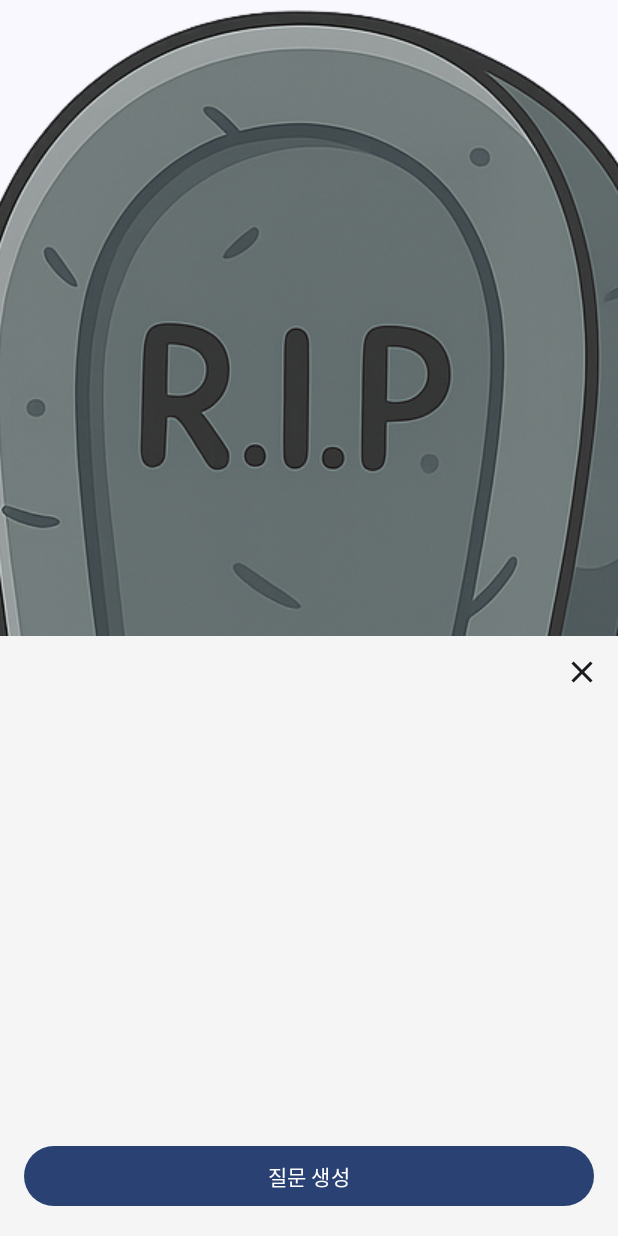
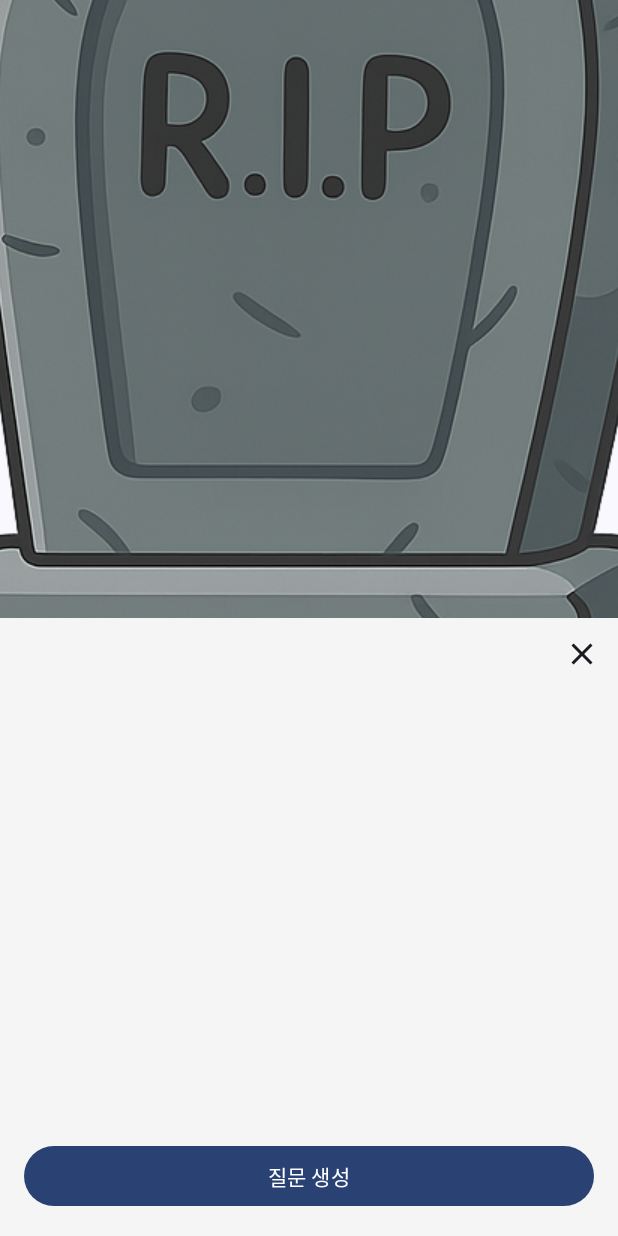
Before and after one commit to pineldeer/cracked, an Android app built with Jetpack Compose: the GravePage screen opened through its navigation route, after a tap on "질문 얻기", on a phone screen of 412 x 824 dp. Run offline under Robolectric (Android 15) with nearby library versions, the light colour scheme and no system bars; our stand-ins replace Dagger/Hilt's generated code.

Commit message:
gravepage UI 다듬음

```diff
--- a/cracked_android/app/src/main/java/com/example/cracked_android/pages/GravePage.kt
+++ b/cracked_android/app/src/main/java/com/example/cracked_android/pages/GravePage.kt
@@ -1,6 +1,8 @@
 package com.example.cracked_android.pages
 
 import androidx.compose.animation.AnimatedVisibility
+import androidx.compose.animation.core.animateDpAsState
+import androidx.compose.animation.core.tween
 import androidx.compose.animation.slideInVertically
 import androidx.compose.animation.slideOutVertically
 import androidx.compose.foundation.Image
@@ -11,6 +13,7 @@ import androidx.compose.foundation.layout.Column
 import androidx.compose.foundation.layout.fillMaxSize
 import androidx.compose.foundation.layout.fillMaxWidth
 import androidx.compose.foundation.layout.height
+import androidx.compose.foundation.layout.offset
 import androidx.compose.foundation.layout.padding
 import androidx.compose.foundation.shape.RoundedCornerShape
 import androidx.compose.material3.Button
@@ -20,12 +23,14 @@ import androidx.compose.runtime.getValue
 import androidx.compose.runtime.mutableStateListOf
 import androidx.compose.runtime.mutableStateOf
 import androidx.compose.runtime.remember
+import androidx.compose.runtime.rememberUpdatedState
 import androidx.compose.runtime.setValue
 import androidx.compose.ui.Alignment
 import androidx.compose.ui.Modifier
 import androidx.compose.ui.draw.clip
 import androidx.compose.ui.graphics.Color
 import androidx.compose.ui.layout.ContentScale
+import androidx.compose.ui.platform.LocalConfiguration
 import androidx.compose.ui.res.painterResource
 import androidx.compose.ui.unit.dp
 import com.example.cracked_android.R
@@ -33,55 +38,38 @@ import com.example.cracked_android.ui.theme.QuestionsPanel
 
 @Composable
 fun GravePage() {
+    val screenHeight = LocalConfiguration.current.screenHeightDp.dp
+
+
+
     var showQuestions by remember { mutableStateOf(false) }
     var isCreating by remember { mutableStateOf(false) }
+    var newAnswer by remember { mutableStateOf("") }
     val questions = remember { mutableStateListOf<Pair<String, String>>() }
-    var newAnswer by remember { mutableStateOf("") }
+
+    val graveOffsetY by animateDpAsState(
+        targetValue = if (showQuestions) -screenHeight / 4 else 0.dp,
+        animationSpec = tween(durationMillis = 300),
+        label = "graveOffset"
+    )
+
+    val animatedOffsetY by animateDpAsState(
+        targetValue = graveOffsetY,
+        animationSpec = tween(300),
+        label = "graveOffset"
+    )
 
     Box(modifier = Modifier.fillMaxSize()) {
-        // Grave 이미지 (중앙 위치 + 애니메이션)
-        Column(
+        // 무덤 이미지 (중앙, 애니메이션 offset 적용)
+        Box(
             modifier = Modifier
-                .align(if (showQuestions) Alignment.TopCenter else Alignment.Center),
-            horizontalAlignment = Alignment.CenterHorizontally
+                .align(Alignment.Center)
+                .offset(y = animatedOffsetY)
         ) {
-            GraveImage(onClick = { /* 묘지 클릭 처리 필요 시 */ })
+            GraveImage(onClick = { /* 묘지 클릭 시 처리 */ })
         }
 
-        // 질문 패널
-        AnimatedVisibility(
-            visible = showQuestions,
-            enter = slideInVertically { it / 2 },
-            exit = slideOutVertically { it / 2 },
-            modifier = Modifier
-                .align(Alignment.BottomCenter)
-                .fillMaxWidth()
-                .height(400.dp) // 전체의 절반
-                .background(Color(0xFFF5F5F5))
-        ) {
-            QuestionsPanel(
-                questions = questions,
-                isCreating = isCreating,
-                newAnswer = newAnswer,
-                onAnswerChange = { newAnswer = it },
-                onAddQuestion = {
-                    if (newAnswer.isNotBlank()) {
-                        questions.add("질문입니다" to newAnswer)
-                        newAnswer = ""
-                        isCreating = false
-                    }
-                },
-                onCancel = { isCreating = false },
-                onStartCreating = { isCreating = true },
-                onClose = {
-                    showQuestions = false
-                    isCreating = false
-                    newAnswer = ""
-                }
-            )
-        }
-
-        // 하단 "질문 얻기" 버튼
+        // 질문 얻기 버튼
         if (!showQuestions) {
             Button(
                 onClick = { showQuestions = true },
@@ -92,8 +80,46 @@ fun GravePage() {
                 Text("질문 얻기")
             }
         }
+
+        // 질문 창 패널
+        AnimatedVisibility(
+            visible = showQuestions,
+            enter = slideInVertically(initialOffsetY = { it }),
+            exit = slideOutVertically(targetOffsetY = { it }),
+            modifier = Modifier
+                .align(Alignment.BottomCenter)
+                .fillMaxWidth()
+                .height(screenHeight / 2)
+                .background(Color(0xFFF5F5F5))
+        ) {
+            QuestionsPanel(
+                questions = questions,
+                isCreating = isCreating,
+                newAnswer = newAnswer,
+                onAnswerChange = { newAnswer = it },
+                onStartCreating = { isCreating = true },
+                onCancelCreating = {
+                    newAnswer = ""
+                    isCreating = false
+                },
+                onSubmitAnswer = {
+                    if (newAnswer.isNotBlank()) {
+                        questions.add("질문입니다" to newAnswer)
+                        newAnswer = ""
+                        isCreating = false
+                    }
+                },
+                onClose = {
+                    showQuestions = false
+                    isCreating = false
+                    newAnswer = ""
+                }
+            )
+        }
     }
 }
+
+
 
 
 
--- a/cracked_android/app/src/main/java/com/example/cracked_android/ui/theme/QuestionsPanel.kt
+++ b/cracked_android/app/src/main/java/com/example/cracked_android/ui/theme/QuestionsPanel.kt
@@ -1,13 +1,16 @@
 package com.example.cracked_android.ui.theme
 
+import androidx.compose.foundation.layout.Arrangement
 import androidx.compose.foundation.layout.Box
 import androidx.compose.foundation.layout.Column
 import androidx.compose.foundation.layout.PaddingValues
+import androidx.compose.foundation.layout.Row
 import androidx.compose.foundation.layout.Spacer
 import androidx.compose.foundation.layout.fillMaxSize
 import androidx.compose.foundation.layout.fillMaxWidth
 import androidx.compose.foundation.layout.height
 import androidx.compose.foundation.layout.padding
+import androidx.compose.foundation.layout.width
 import androidx.compose.foundation.lazy.LazyColumn
 import androidx.compose.foundation.lazy.items
 import androidx.compose.material.icons.Icons
@@ -17,6 +20,7 @@ import androidx.compose.material3.Icon
 import androidx.compose.material3.IconButton
 import androidx.compose.material3.OutlinedTextField
 import androidx.compose.material3.Text
+import androidx.compose.material3.TextButton
 import androidx.compose.runtime.Composable
 import androidx.compose.ui.Alignment
 import androidx.compose.ui.Modifier
@@ -29,13 +33,13 @@ fun QuestionsPanel(
     isCreating: Boolean,
     newAnswer: String,
     onAnswerChange: (String) -> Unit,
-    onAddQuestion: () -> Unit,
-    onCancel: () -> Unit,
     onStartCreating: () -> Unit,
+    onCancelCreating: () -> Unit,
+    onSubmitAnswer: () -> Unit,
     onClose: () -> Unit
 ) {
     Column(modifier = Modifier.fillMaxSize()) {
-        // 닫기 버튼
+        // 상단 닫기 버튼
         Box(modifier = Modifier.fillMaxWidth()) {
             IconButton(
                 onClick = onClose,
@@ -51,8 +55,8 @@ fun QuestionsPanel(
                 .padding(horizontal = 16.dp),
             contentPadding = PaddingValues(vertical = 8.dp)
         ) {
-            items(questions) { (question, answer) ->
-                QuestionItem(question, answer)
+            items(questions) { (q, a) ->
+                QuestionItem(q, a)
             }
 
             if (isCreating) {
@@ -60,23 +64,26 @@ fun QuestionsPanel(
                     NewQuestionInput(
                         answer = newAnswer,
                         onAnswerChange = onAnswerChange,
-                        onAnswerSubmit = onAddQuestion
+                        onCancel = onCancelCreating,
+                        onSubmit = onSubmitAnswer
                     )
                 }
             }
         }
 
-        // 하단 버튼
+        if (!isCreating) {
             Button(
-            onClick = if (isCreating) onCancel else onStartCreating,
+                onClick = onStartCreating,
                 modifier = Modifier
                     .fillMaxWidth()
                     .padding(16.dp)
             ) {
-            Text(if (isCreating) "취소" else "질문 생성")
+                Text("질문 생성")
             }
         }
     }
+}
+
 
 @Composable
 fun QuestionItem(question: String, answer: String) {
@@ -90,7 +97,8 @@ fun QuestionItem(question: String, answer: String) {
 fun NewQuestionInput(
     answer: String,
     onAnswerChange: (String) -> Unit,
-    onAnswerSubmit: () -> Unit
+    onCancel: () -> Unit,
+    onSubmit: () -> Unit
 ) {
     Column(modifier = Modifier.padding(vertical = 8.dp)) {
         Text("• 질문입니다", fontWeight = FontWeight.Bold)
@@ -100,12 +108,19 @@ fun NewQuestionInput(
             label = { Text("대답 입력") },
             modifier = Modifier.fillMaxWidth()
         )
-        Spacer(modifier = Modifier.height(8.dp))
-        Button(
-            onClick = onAnswerSubmit,
-            modifier = Modifier.align(Alignment.End)
+        Row(
+            modifier = Modifier
+                .fillMaxWidth()
+                .padding(top = 8.dp),
+            horizontalArrangement = Arrangement.End
         ) {
+            TextButton(onClick = onCancel) {
+                Text("취소")
+            }
+            Spacer(modifier = Modifier.width(8.dp))
+            Button(onClick = onSubmit) {
                 Text("답변")
             }
         }
     }
+}
```
Lines whose indentation alone changed are shown as unchanged.
